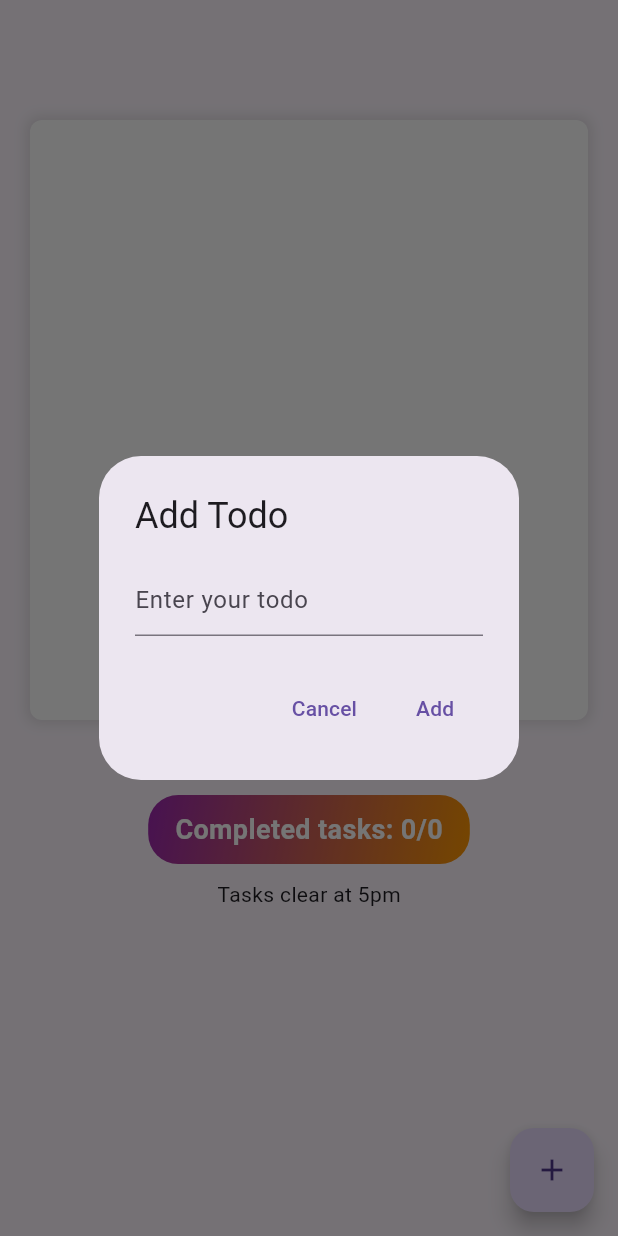
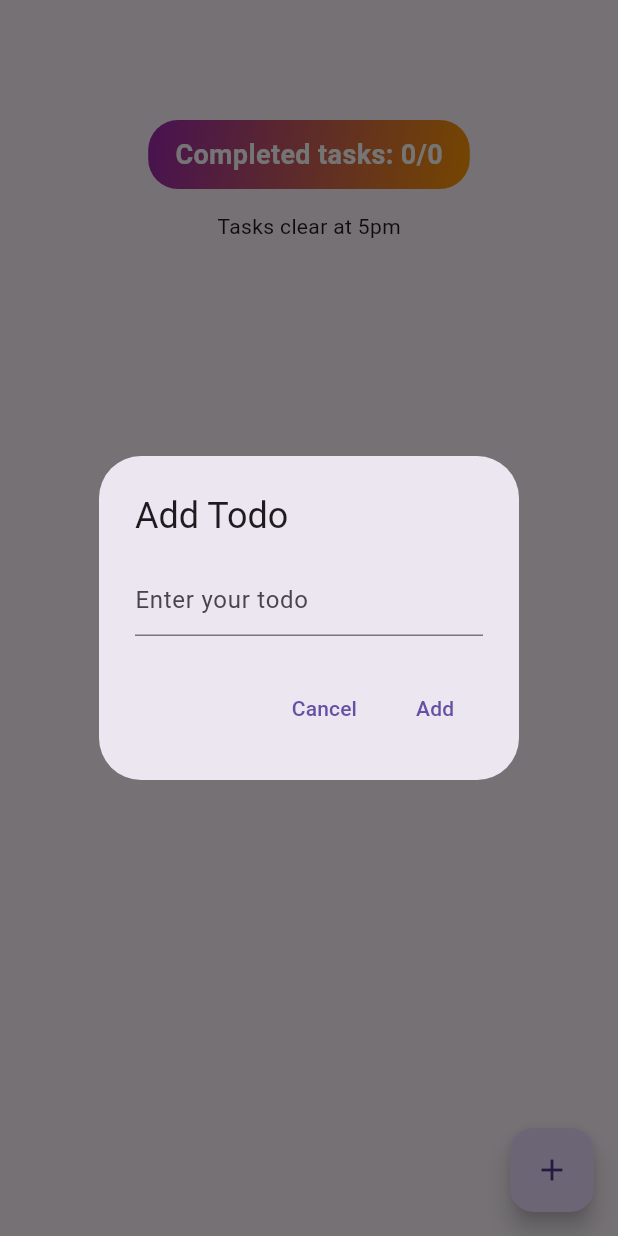
Before and after one commit to matthewincardona/task-manager, a Flutter app: the screen it shows after launch, after a tap on the "add" icon, on a phone screen of 412 x 824 dp. Run offline on Flutter 3.47's test engine with Material 3 defaults, Android fonts, the phone set to English and light mode, and no system bars; our stand-ins replace shared_preferences.

Commit message:
Fix spacing

```diff
--- a/lib/model/todo.dart
+++ b/lib/model/todo.dart
@@ -3,11 +3,14 @@ import 'dart:convert';
 class Todo {
   final String title;
   bool isCompleted;
+  DateTime timestamp; // Add timestamp property
 
   Todo({
     required this.title,
     this.isCompleted = false,
-  });
+    DateTime? timestamp, // Make timestamp optional
+  }) : timestamp = timestamp ??
+            DateTime.now(); // Initialize timestamp when creating a todo
 
   Map<String, dynamic> toJson() {
     return {
--- a/lib/view/todo_view.dart
+++ b/lib/view/todo_view.dart
@@ -21,12 +21,12 @@ class _TodoViewState extends State<TodoView> {
 
   @override
   Widget build(BuildContext context) {
+    int currentHour = DateTime.now().hour; // Get current hour
     return Scaffold(
       body: Column(
         children: [
-          const TodoList(),
-          CountdownView(
-              viewModel: _viewModel), // Pass the view model to the widget
+          CountdownView(viewModel: _viewModel),
+          TodoList(currentHour: currentHour), // Pass current hour
         ],
       ),
       floatingActionButton: FloatingActionButton(
@@ -38,46 +38,34 @@ class _TodoViewState extends State<TodoView> {
 }
 
 class TodoList extends StatelessWidget {
-  const TodoList({Key? key}) : super(key: key);
+  // Add a parameter to get the current hour
+  const TodoList({Key? key, required this.currentHour}) : super(key: key);
+
+  final int currentHour;
 
   @override
   Widget build(BuildContext context) {
     return Consumer<TodoViewModel>(
       builder: (context, viewModel, child) {
-        return Container(
-          padding: const EdgeInsets.symmetric(horizontal: 10, vertical: 0),
-          margin: const EdgeInsets.fromLTRB(20, 80, 20, 50),
-          decoration: BoxDecoration(
-            // border: Border.all(color: Colors.blueAccent),
-            color: Colors.white,
-            borderRadius: BorderRadius.circular(8.0),
-            boxShadow: [
-              BoxShadow(
-                color: Colors.grey.withOpacity(0.3),
-                spreadRadius: 2,
-                blurRadius: 7,
-                offset: const Offset(0, 0),
-              ),
-            ],
-          ),
-          child: ConstrainedBox(
-            constraints: const BoxConstraints.tightFor(height: 400),
-            child: SingleChildScrollView(
-              child: SizedBox(
-                height: 400,
-                child: ListView.builder(
+        return SingleChildScrollView(
+          child: Column(
+            children: [
+              ListView.builder(
+                shrinkWrap:
+                    true, // Ensure the ListView takes only the space it needs
                 itemCount: viewModel.todos.length,
                 itemBuilder: (context, index) {
                   final todo = viewModel.todos[index];
+                  final bool isPastDeadline =
+                      todo.timestamp.hour >= 17 || todo.timestamp.hour < 9;
+
                   return Dismissible(
-                      key: Key(todo.title), // Use unique key for each todo
+                    key: Key(todo.title),
                     onDismissed: (direction) {
-                        viewModel
-                            .removeTodo(index); // Remove todo from the list
+                      viewModel.removeTodo(index);
                     },
                     background: Container(
-                        color: Colors
-                            .red, // Background color when swiping to delete
+                      color: Colors.red,
                       alignment: Alignment.centerRight,
                       padding: const EdgeInsets.only(right: 20.0),
                       child: const Icon(Icons.delete, color: Colors.white),
@@ -86,21 +74,24 @@ class TodoList extends StatelessWidget {
                       controlAffinity: ListTileControlAffinity.leading,
                       title: Text(
                         todo.title,
-                          style: todo.isCompleted
+                        style: todo.isCompleted || isPastDeadline
                             ? const TextStyle(
-                                  decoration: TextDecoration.lineThrough)
+                                decoration: TextDecoration.lineThrough,
+                                color: Colors.grey) // Grey out past due tasks
                             : null,
                       ),
                       value: todo.isCompleted,
-                        onChanged: (newValue) {
+                      onChanged: isPastDeadline
+                          ? null // Disable checking for past due tasks
+                          : (newValue) {
                               viewModel.toggleTodo(index);
                             },
                     ),
                   );
                 },
               ),
-              ),
-            ),
+              // Additional widgets can be added here if needed
+            ],
           ),
         );
       },
@@ -121,7 +112,7 @@ class CountdownView extends StatelessWidget {
           children: [
             Container(
               padding: const EdgeInsets.symmetric(horizontal: 18, vertical: 10),
-              margin: const EdgeInsets.only(bottom: 10),
+              margin: const EdgeInsets.fromLTRB(0, 80, 0, 15),
               decoration: BoxDecoration(
                 gradient: const LinearGradient(
                     begin: Alignment.topLeft,
```
Also changed, not shown: lib/view_model/todo_view_model.dart (+14 -1 lines). Lines whose indentation alone changed are shown as unchanged.
